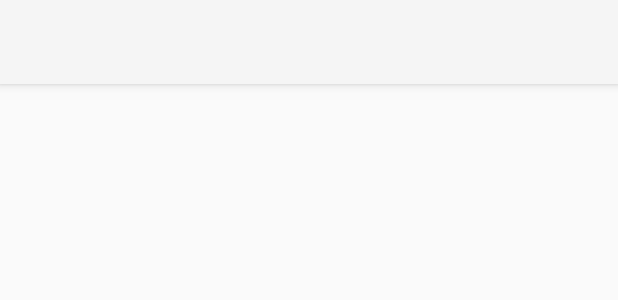
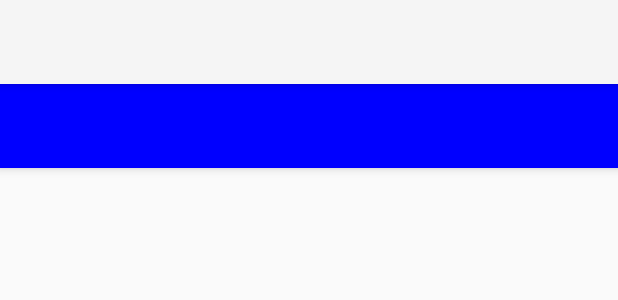
Before and after one commit to ilpeppino/MoneyFlows, an Android app: the layout activity_history_list.xml on its own in the app's theme, with its tools: preview values and no code run, on a phone screen of 412 x 824 dp. Shown: the top 300 px of the screen. Run offline under Robolectric (Android 15) with nearby library versions, the phone set to English and light mode, and no system bars.

Commit message:
added icons, adjusted toolbar color and items

```diff
--- a/app/src/main/java/com/fromzerotoandroid/moneyflows/MainActivity.java
+++ b/app/src/main/java/com/fromzerotoandroid/moneyflows/MainActivity.java
@@ -165,6 +165,7 @@ public class MainActivity extends AppCompatActivity {
 
     private void populateSpinnerCategories() {
 
+
         spinner = (Spinner) findViewById(R.id.spinner);
 
         ArrayAdapter<CharSequence> adapter = ArrayAdapter.createFromResource(this, R.array.categories, android.R.layout.simple_spinner_item);
--- a/app/src/main/res/layout/activity_main.xml
+++ b/app/src/main/res/layout/activity_main.xml
@@ -17,7 +17,8 @@
             android:id="@+id/toolbar"
             android:layout_width="match_parent"
             android:layout_height="?attr/actionBarSize"
-            android:background="?attr/colorPrimary"
+            android:background="#0000FF"
+            android:titleTextColor="#FFFFFF"
             android:elevation="4dp"
             android:theme="@style/ThemeOverlay.AppCompat.ActionBar"
             app:popupTheme="@style/ThemeOverlay.AppCompat.Light" />
--- a/app/src/main/res/layout/content_history_list.xml
+++ b/app/src/main/res/layout/content_history_list.xml
@@ -5,18 +5,19 @@
     android:layout_width="match_parent"
     android:layout_height="match_parent"
     android:orientation="vertical"
-    android:paddingBottom="@dimen/activity_vertical_margin"
-    android:paddingLeft="@dimen/activity_horizontal_margin"
-    android:paddingRight="@dimen/activity_horizontal_margin"
-    android:paddingTop="@dimen/activity_vertical_margin"
     app:layout_behavior="@string/appbar_scrolling_view_behavior"
     tools:context=".HistoryList"
     tools:showIn="@layout/activity_history_list">
 
     <android.support.v7.widget.Toolbar
-        android:layout_width="wrap_content"
+        android:layout_width="match_parent"
         android:layout_height="wrap_content"
-        android:id="@+id/history_toolbarlist" />
+        android:titleTextColor="@android:color/white"
+        android:elevation="4dp"
+        android:background="#0000FF"
+        android:id="@+id/history_toolbarlist"
+        android:theme="@style/ThemeOverlay.AppCompat.ActionBar"
+        app:popupTheme="@style/ThemeOverlay.AppCompat.Light" />
 
     <!--<TextView-->
     <!--android:id="@+id/textView1"-->
```
Also changed, not shown: app/src/main/java/com/fromzerotoandroid/moneyflows/HistoryList.java (+16 -2 lines), app/src/main/res/values/strings.xml (+6 -2 lines), app/src/main/res/drawable/car.jpg (added), app/src/main/res/drawable/entertainment.jpg (added), app/src/main/res/drawable/family.jpg (added), app/src/main/res/drawable/groceries.jpg (added), app/src/main/res/drawable/health.png (added), app/src/main/res/drawable/pets.jpg (added), 1 other file.
